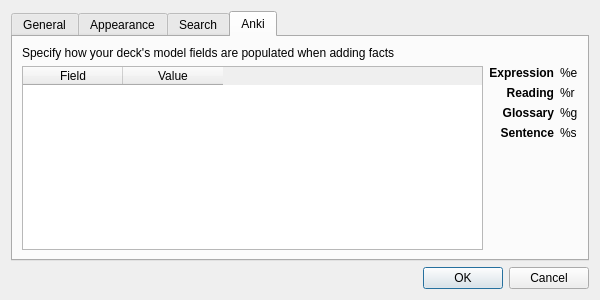
FooSoft/yomichan-anki, file yomi_base/ui/preferences.ui: the form before one commit.
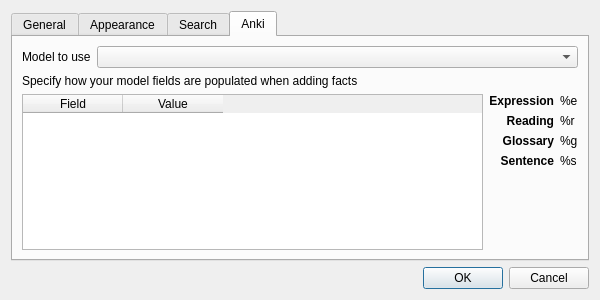
The form after the commit. The open tabs and pages were chosen to show the change.

Patch:
```diff
--- a/yomi_base/ui/preferences.ui
+++ b/yomi_base/ui/preferences.ui
@@ -172,10 +172,30 @@
        <string>Anki</string>
       </attribute>
       <layout class="QVBoxLayout" name="verticalLayout_5">
+       <item>
+        <layout class="QHBoxLayout" name="horizontalLayout_4">
+         <item>
+          <widget class="QLabel" name="label_12">
+           <property name="sizePolicy">
+            <sizepolicy hsizetype="Maximum" vsizetype="Preferred">
+             <horstretch>0</horstretch>
+             <verstretch>0</verstretch>
+            </sizepolicy>
+           </property>
+           <property name="text">
+            <string>Model to use</string>
+           </property>
+          </widget>
+         </item>
+         <item>
+          <widget class="QComboBox" name="comboBoxAnkiModel"/>
+         </item>
+        </layout>
+       </item>
        <item>
         <widget class="QLabel" name="label_11">
          <property name="text">
-          <string>Specify how your deck's model fields are populated when adding facts</string>
+          <string>Specify how your model fields are populated when adding facts</string>
          </property>
         </widget>
        </item>
```
